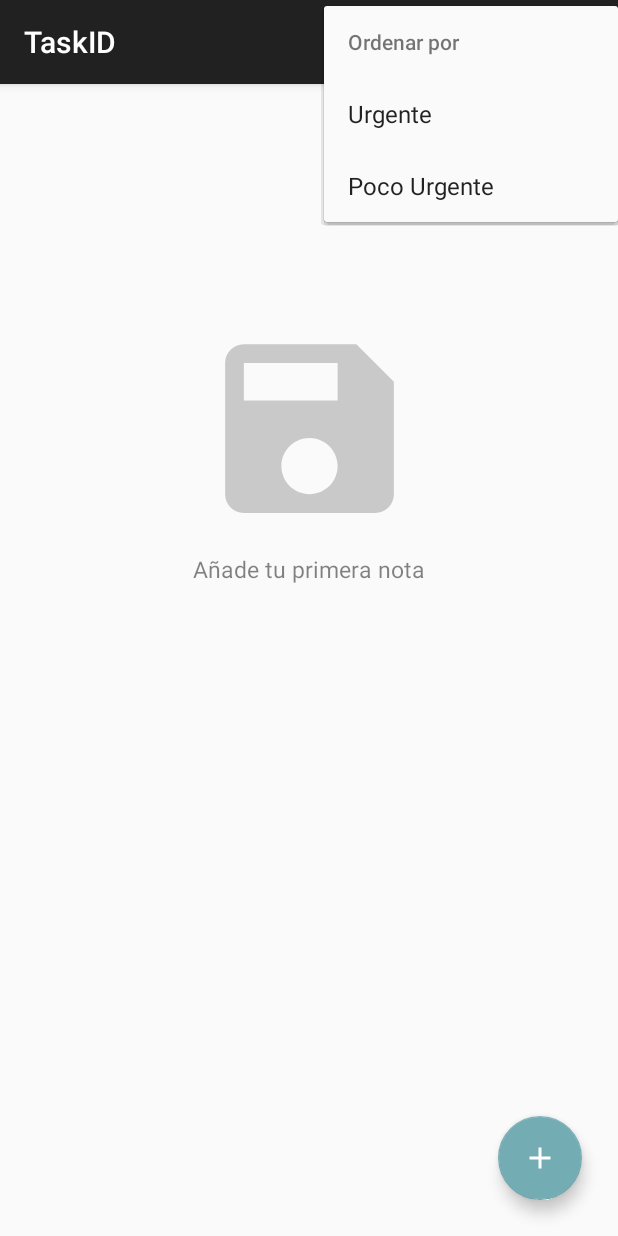
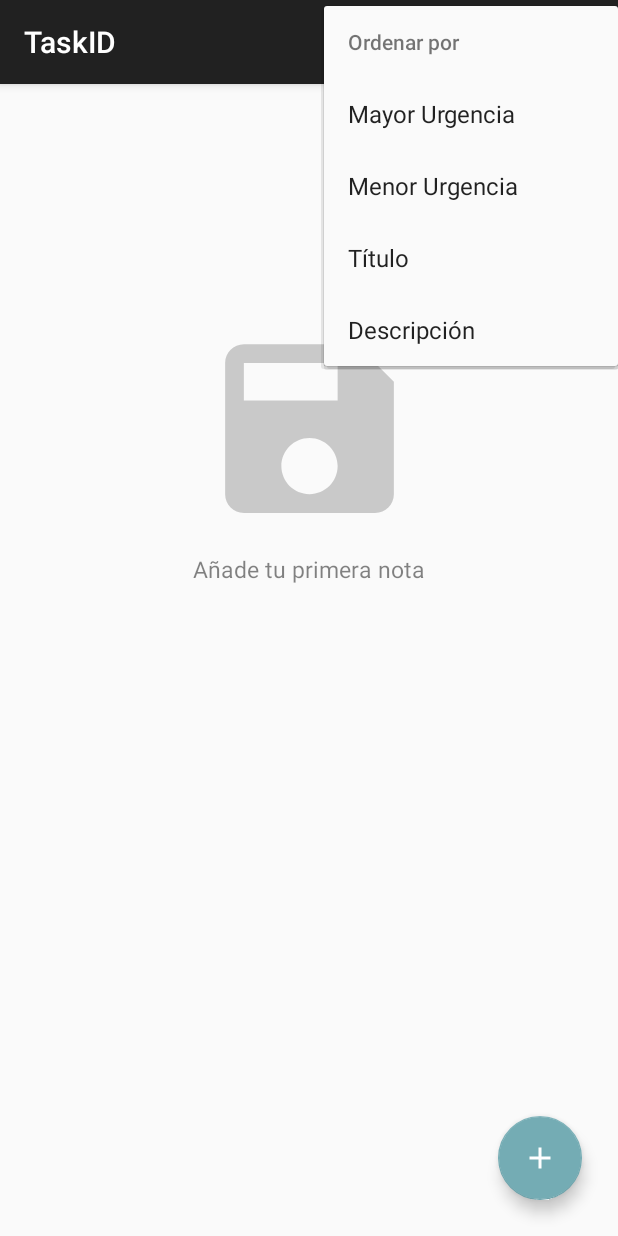
Before and after one commit to alvaropp99/TaskID, an Android app: the screen it shows after launch (MainActivity), in the options menu, after a tap on "Ordenar por", on a phone screen of 412 x 824 dp. Run offline under Robolectric (Android 15) with nearby library versions, the phone set to English and light mode, and no system bars; our stand-ins replace Room's generated code, navigation-ui.

Commit message:
añadidos filtros de titulo y descripcion asc

```diff
--- a/app/src/main/java/com/example/taskid/data/TaskDAO.kt
+++ b/app/src/main/java/com/example/taskid/data/TaskDAO.kt
@@ -32,4 +32,10 @@ interface TaskDAO {
 
     @Query("SELECT * FROM task_table WHERE title LIKE :searchQuery OR description LIKE :searchQuery")
     fun searchDb(searchQuery: String): LiveData<List<TaskData>>
+
+    @Query("SELECT * FROM task_table ORDER BY title ASC")
+    fun sortByTitleAsc(): LiveData<List<TaskData>>
+
+    @Query("SELECT * FROM task_table ORDER BY description ASC")
+    fun sortByDescAsc(): LiveData<List<TaskData>>
 }
--- a/app/src/main/java/com/example/taskid/data/repository/TaskRepository.kt
+++ b/app/src/main/java/com/example/taskid/data/repository/TaskRepository.kt
@@ -8,6 +8,8 @@ class TaskRepository (private val taskDAO: TaskDAO) {
     val getData: LiveData<List<TaskData>> = taskDAO.getData()
     val sortByHigh: LiveData<List<TaskData>> = taskDAO.sortByHigh()
     val sortByLow: LiveData<List<TaskData>> = taskDAO.sortByLow()
+    val sortByTitleAsc: LiveData<List<TaskData>> = taskDAO.sortByTitleAsc()
+    val sortByDescAsc: LiveData<List<TaskData>> = taskDAO.sortByDescAsc()
 
     suspend fun insertData(taskData: TaskData){
         taskDAO.insertData(taskData)
--- a/app/src/main/java/com/example/taskid/data/viewmodel/TaskViewModel.kt
+++ b/app/src/main/java/com/example/taskid/data/viewmodel/TaskViewModel.kt
@@ -19,6 +19,8 @@ class TaskViewModel (application: Application):AndroidViewModel(application) {
     val getData:LiveData<List<TaskData>> = repository.getData
     val sortByHigh: LiveData<List<TaskData>> = repository.sortByHigh
     val sortByLow: LiveData<List<TaskData>> = repository.sortByLow
+    val sortByTitleAsc: LiveData<List<TaskData>> = repository.sortByTitleAsc
+    val sortByDescAsc: LiveData<List<TaskData>> = repository.sortByDescAsc
 
     val emptyDb: MutableLiveData<Boolean> = MutableLiveData(true)
 
--- a/app/src/main/java/com/example/taskid/fragments/list/ListFragment.kt
+++ b/app/src/main/java/com/example/taskid/fragments/list/ListFragment.kt
@@ -80,6 +80,8 @@ class ListFragment : Fragment(), SearchView.OnQueryTextListener {
         when (item.itemId){
             R.id.priority_high -> addTaskViewModel.sortByHigh.observe(viewLifecycleOwner,{adapter.setData(it)})
             R.id.priority_low -> addTaskViewModel.sortByLow.observe(viewLifecycleOwner,{adapter.setData(it)})
+            R.id.title_asc -> addTaskViewModel.sortByTitleAsc.observe(viewLifecycleOwner,{adapter.setData(it)})
+            R.id.desc_asc -> addTaskViewModel.sortByDescAsc.observe(viewLifecycleOwner,{adapter.setData(it)})
         }
 
         return super.onOptionsItemSelected(item)
--- a/app/src/main/res/menu/list_fragment_menu.xml
+++ b/app/src/main/res/menu/list_fragment_menu.xml
@@ -13,9 +13,13 @@
             android:title="@string/sortBy">
             <menu>
                 <item android:id="@+id/priority_high"
-                    android:title="Urgente"/>
+                    android:title="Mayor Urgencia"/>
                 <item android:id="@+id/priority_low"
-                    android:title="Poco Urgente"/>
+                    android:title="Menor Urgencia"/>
+                <item android:id="@+id/title_asc"
+                    android:title="Título"/>
+                <item android:id="@+id/desc_asc"
+                    android:title="Descripción "/>
             </menu>
         </item>
     </group>
```
